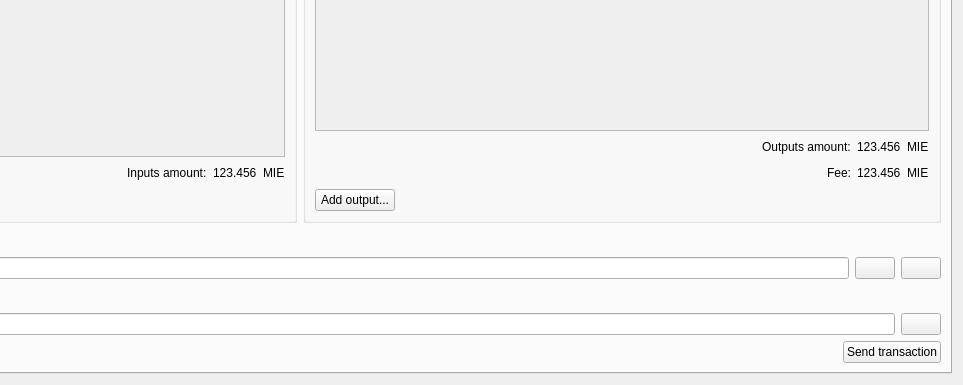
m42cx/VTR, file src/qt/forms/multisigdialog.ui: the form before one commit; both pictures show x 364 to 1327 and y 210 to 595 of the 1327 by 595 pixel window.
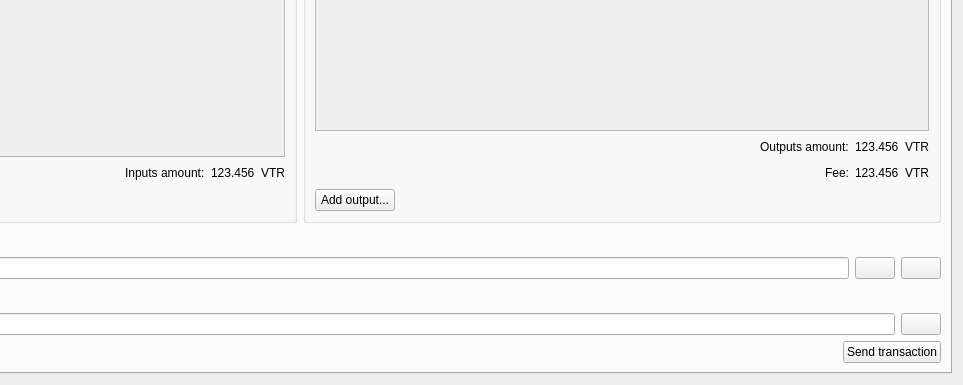
The form after the commit. The open tabs and pages were chosen to show the change. Icons and pictures are not drawn.

Diff of the .ui file:
```diff
--- a/src/qt/forms/multisigdialog.ui
+++ b/src/qt/forms/multisigdialog.ui
@@ -379,7 +379,7 @@
                 <item>
                  <widget class="QLabel" name="label">
                   <property name="text">
-                   <string>MIE</string>
+                   <string>VTR</string>
                   </property>
                  </widget>
                 </item>
@@ -498,7 +498,7 @@
                 <item>
                  <widget class="QLabel" name="label_2">
                   <property name="text">
-                   <string>MIE</string>
+                   <string>VTR</string>
                   </property>
                  </widget>
                 </item>
@@ -536,7 +536,7 @@
                 <item>
                  <widget class="QLabel" name="label_3">
                   <property name="text">
-                   <string>MIE</string>
+                   <string>VTR</string>
                   </property>
                  </widget>
                 </item>
```
